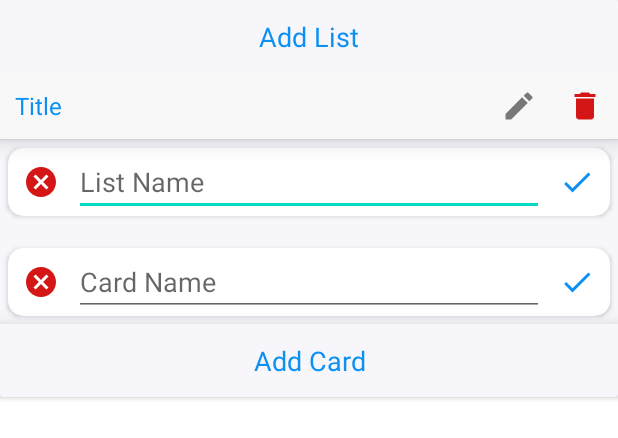
After one commit to shaozam47/TeamUp, an Android app: the layout item_task.xml on its own in the app's theme, with its tools: preview values and no code run, on a phone screen of 412 x 824 dp. The commit adds this screen. Shown: the top 438 px of the screen. Run offline under Robolectric (Android 15) with nearby library versions, the phone set to English and light mode, and no system bars.

Commit message:
Ninth Commit

```diff
--- a/app/src/main/java/com/example/teamup/activities/MainActivity.kt
+++ b/app/src/main/java/com/example/teamup/activities/MainActivity.kt
@@ -60,7 +60,9 @@ class MainActivity : BaseActivity(), NavigationView.OnNavigationItemSelectedList
 
             adapter.setOnClickListener(object: BoardItemAdapter.OnClickListener{
                 override fun onClick(position: Int, model: Board) {
-                    startActivity(Intent(this@MainActivity, TaskListActivity::class.java))
+                    val intent = Intent(this@MainActivity, TaskListActivity::class.java)
+                    intent.putExtra(Constants.DOCUMENT_ID, model.documentID)
+                    startActivity(intent)
                 }
             })
         }
--- a/app/src/main/java/com/example/teamup/activities/TaskListActivity.kt
+++ b/app/src/main/java/com/example/teamup/activities/TaskListActivity.kt
@@ -1,12 +1,55 @@
 package com.example.teamup.activities
 
+import android.content.Intent
 import androidx.appcompat.app.AppCompatActivity
 import android.os.Bundle
+import androidx.recyclerview.widget.LinearLayoutManager
 import com.example.teamup.R
+import com.example.teamup.adapters.TaskListItemAdapter
+import com.example.teamup.firebase.FireStoreClass
+import com.example.teamup.models.Board
+import com.example.teamup.models.Task
+import com.example.teamup.util.Constants
+import kotlinx.android.synthetic.main.activity_my_profile.*
+import kotlinx.android.synthetic.main.activity_task_list.*
 
-class TaskListActivity : AppCompatActivity() {
+class TaskListActivity : BaseActivity() {
     override fun onCreate(savedInstanceState: Bundle?) {
         super.onCreate(savedInstanceState)
         setContentView(R.layout.activity_task_list)
+
+        var boardDocumentId = ""
+        if(intent.hasExtra(Constants.DOCUMENT_ID)) {
+            boardDocumentId = intent.getStringExtra(Constants.DOCUMENT_ID).toString()
+        }
+
+        showProgressDialog("Please Wait")
+        FireStoreClass().getBoardDetails(this@TaskListActivity, boardDocumentId)
+    }
+
+    fun boardDetails(board: Board) {
+        hideProgressDialog()
+        setUpActionBar(board.name)
+
+        val addTaskList = Task("Add List")
+        board.taskList.add(addTaskList)
+
+        rv_task_list.layoutManager = LinearLayoutManager(this, LinearLayoutManager.HORIZONTAL, false)
+        rv_task_list.setHasFixedSize(true)
+
+        val adapter = TaskListItemAdapter(this, board.taskList)
+        rv_task_list.adapter = adapter
+    }
+
+    private fun setUpActionBar(title: String) {
+        setSupportActionBar(toolbar_task_list_activity)
+        val actionBar = supportActionBar
+        if(actionBar!=null) {
+            actionBar.setDisplayHomeAsUpEnabled(true)
+            actionBar.setHomeAsUpIndicator(R.drawable.ic_white_color_back_24dp)
+            actionBar.title = title
+        }
+
+        toolbar_task_list_activity.setNavigationOnClickListener{onBackPressed()}
     }
 }
--- /dev/null
+++ b/app/src/main/java/com/example/teamup/adapters/TaskListItemAdapter.kt
@@ -0,0 +1,53 @@
+package com.example.teamup.adapters
+
+import android.content.Context
+import android.content.res.Resources
+import android.text.Layout
+import android.view.LayoutInflater
+import android.view.View
+import android.view.ViewGroup
+import android.widget.LinearLayout
+import androidx.recyclerview.widget.LinearLayoutManager
+import androidx.recyclerview.widget.RecyclerView
+import com.example.teamup.R
+import com.example.teamup.models.Task
+import kotlinx.android.synthetic.main.item_task.view.*
+
+open class TaskListItemAdapter
+    (private val context: Context, private var list: ArrayList<Task>):
+    RecyclerView.Adapter<RecyclerView.ViewHolder>(){
+    override fun onCreateViewHolder(parent: ViewGroup, viewType: Int): RecyclerView.ViewHolder {
+        val view = LayoutInflater.from(context)
+            .inflate(R.layout.item_task, parent, false)
+        val layoutParams = LinearLayout.LayoutParams(
+            (parent.width*0.7).toInt(), LinearLayout.LayoutParams.WRAP_CONTENT
+        )
+        layoutParams.setMargins((15.toDp()).toPx(), 0, (40.toDp()).toPx(), 0)
+        view.layoutParams = layoutParams
+
+        return MyViewHolder(view)
+    }
+
+    override fun onBindViewHolder(holder: RecyclerView.ViewHolder, position: Int) {
+        val model = list[position]
+        if(holder is MyViewHolder) {
+            if(position==list.size-1) {
+                holder.itemView.tv_add_task_list.visibility = View.VISIBLE
+                holder.itemView.ll_task_list.visibility = View.GONE
+            }
+            else {
+                holder.itemView.tv_add_task_list.visibility = View.GONE
+                holder.itemView.ll_task_list.visibility = View.VISIBLE
+            }
+        }
+    }
+
+    override fun getItemCount(): Int {
+        return list.size
+    }
+
+    private fun Int.toDp(): Int = (this/Resources.getSystem().displayMetrics.density).toInt()
+    private fun Int.toPx(): Int = (this*Resources.getSystem().displayMetrics.density).toInt()
+
+    class MyViewHolder(view: View): RecyclerView.ViewHolder(view)
+}
--- a/app/src/main/java/com/example/teamup/firebase/FireStoreClass.kt
+++ b/app/src/main/java/com/example/teamup/firebase/FireStoreClass.kt
@@ -129,4 +129,19 @@ class FireStoreClass {
                 Log.e(activity.javaClass.simpleName, "Error Updating", e)
             }
     }
+
+    fun getBoardDetails(activity: TaskListActivity, documentId: String) {
+        mFireStore.collection(Constants.BOARDS)
+            .document(documentId)
+            .get()
+            .addOnSuccessListener {
+                    document ->
+                Log.i(activity.javaClass.simpleName, document.toString())
+                activity.boardDetails(document.toObject(Board::class.java)!!)
+            }
+            .addOnFailureListener(){ e->
+                activity.hideProgressDialog()
+                Log.e(activity.javaClass.simpleName, "Error While Creating Board")
+            }
+    }
 }
--- a/app/src/main/java/com/example/teamup/models/Board.kt
+++ b/app/src/main/java/com/example/teamup/models/Board.kt
@@ -9,14 +9,16 @@ data class Board (
     val image: String = "",
     val createdBy: String = "",
     val assignedTo: ArrayList<String> = ArrayList(),
-    var documentID: String = ""
+    var documentID: String = "",
+    var taskList: ArrayList<Task> = ArrayList()
 ): Parcelable {
     constructor(parcel: Parcel): this(
         parcel.readString()!!,
         parcel.readString()!!,
         parcel.readString()!!,
         parcel.createStringArrayList()!!,
-        parcel.readString()!!
+        parcel.readString()!!,
+        parcel.createTypedArrayList(Task.CREATOR)!!
     ) {
 
     }
@@ -27,6 +29,7 @@ data class Board (
         parcel.writeString(createdBy)
         parcel.writeStringList(assignedTo)
         parcel.writeString(documentID)
+        parcel.writeTypedList(taskList)
     }
 
     override fun describeContents(): Int = 0
--- /dev/null
+++ b/app/src/main/java/com/example/teamup/models/Task.kt
@@ -0,0 +1,32 @@
+package com.example.teamup.models
+
+import android.os.Parcel
+import android.os.Parcelable
+
+data class Task(
+    var title: String = "",
+    val createdBy: String = ""
+): Parcelable {
+    constructor(parcel: Parcel) : this(
+        parcel.readString()!!,
+        parcel.readString()!!
+    )
+
+    override fun writeToParcel(parcel: Parcel, flags: Int) = with(parcel){
+        parcel.writeString(title)
+        parcel.writeString(createdBy)
+    }
+
+    override fun describeContents(): Int = 0
+
+    companion object CREATOR : Parcelable.Creator<Task> {
+        override fun createFromParcel(parcel: Parcel): Task {
+            return Task(parcel)
+        }
+
+        override fun newArray(size: Int): Array<Task?> {
+            return arrayOfNulls(size)
+        }
+    }
+
+}
--- a/app/src/main/java/com/example/teamup/util/Constants.kt
+++ b/app/src/main/java/com/example/teamup/util/Constants.kt
@@ -14,6 +14,7 @@ object Constants {
     const val NAME: String = "name"
     const val MOBILE: String = "mobile"
     const val ASSIGNED_TO: String = "assignedTo"
+    const val DOCUMENT_ID: String = "documentId"
     const val READ_STORAGE_PERMISSION_CODE = 1
     const val PICK_IMAGE_REQUEST_CODE = 2
 
--- /dev/null
+++ b/app/src/main/res/drawable/ic_cancel.xml
@@ -0,0 +1,5 @@
+<vector android:height="24dp" android:tint="#D51616"
+    android:viewportHeight="24" android:viewportWidth="24"
+    android:width="24dp" xmlns:android="http://schemas.android.com/apk/res/android">
+    <path android:fillColor="@android:color/white" android:pathData="M12,2C6.47,2 2,6.47 2,12s4.47,10 10,10 10,-4.47 10,-10S17.53,2 12,2zM17,15.59L15.59,17 12,13.41 8.41,17 7,15.59 10.59,12 7,8.41 8.41,7 12,10.59 15.59,7 17,8.41 13.41,12 17,15.59z"/>
+</vector>
--- /dev/null
+++ b/app/src/main/res/drawable/ic_delete.xml
@@ -0,0 +1,5 @@
+<vector android:height="24dp" android:tint="#D51616"
+    android:viewportHeight="24" android:viewportWidth="24"
+    android:width="24dp" xmlns:android="http://schemas.android.com/apk/res/android">
+    <path android:fillColor="@android:color/white" android:pathData="M6,19c0,1.1 0.9,2 2,2h8c1.1,0 2,-0.9 2,-2V7H6v12zM19,4h-3.5l-1,-1h-5l-1,1H5v2h14V4z"/>
+</vector>
--- /dev/null
+++ b/app/src/main/res/drawable/ic_done.xml
@@ -0,0 +1,5 @@
+<vector android:height="24dp" android:tint="#0C90F1"
+    android:viewportHeight="24" android:viewportWidth="24"
+    android:width="24dp" xmlns:android="http://schemas.android.com/apk/res/android">
+    <path android:fillColor="@android:color/white" android:pathData="M9,16.2L4.8,12l-1.4,1.4L9,19 21,7l-1.4,-1.4L9,16.2z"/>
+</vector>
--- /dev/null
+++ b/app/src/main/res/drawable/ic_edit.xml
@@ -0,0 +1,5 @@
+<vector android:height="24dp" android:tint="#797777"
+    android:viewportHeight="24" android:viewportWidth="24"
+    android:width="24dp" xmlns:android="http://schemas.android.com/apk/res/android">
+    <path android:fillColor="@android:color/white" android:pathData="M3,17.25V21h3.75L17.81,9.94l-3.75,-3.75L3,17.25zM20.71,7.04c0.39,-0.39 0.39,-1.02 0,-1.41l-2.34,-2.34c-0.39,-0.39 -1.02,-0.39 -1.41,0l-1.83,1.83 3.75,3.75 1.83,-1.83z"/>
+</vector>
--- a/app/src/main/res/layout/activity_task_list.xml
+++ b/app/src/main/res/layout/activity_task_list.xml
@@ -13,6 +13,7 @@
         android:theme="@style/Theme.AppBarOverlay">
 
         <androidx.appcompat.widget.Toolbar
+            android:id="@+id/toolbar_task_list_activity"
             android:layout_width="match_parent"
             android:layout_height="?attr/actionBarSize"
             android:background="@color/colorPrimary"
--- /dev/null
+++ b/app/src/main/res/layout/item_task.xml
@@ -0,0 +1,229 @@
+<?xml version="1.0" encoding="utf-8"?>
+<androidx.cardview.widget.CardView xmlns:android="http://schemas.android.com/apk/res/android"
+    xmlns:tools="http://schemas.android.com/tools"
+    android:layout_width="match_parent"
+    android:layout_height="wrap_content"
+    xmlns:app="http://schemas.android.com/apk/res-auto"
+    android:elevation="5dp"
+    android:orientation="vertical">
+
+    <LinearLayout
+        android:layout_width="match_parent"
+        android:layout_height="wrap_content"
+        android:orientation="vertical">
+        <TextView
+            android:id="@+id/tv_add_task_list"
+            android:layout_width="match_parent"
+            android:layout_height="wrap_content"
+            android:background="@color/task_list_action_color"
+            android:gravity="center"
+            android:padding="12dp"
+            android:text="Add List"
+            android:textColor="@color/colorAccent"
+            android:textSize="18sp"
+            android:visibility="gone"
+            tools:visibility="visible"/>
+
+        <androidx.cardview.widget.CardView
+            android:id="@+id/cv_add_task_list"
+            android:layout_width="match_parent"
+            android:layout_height="wrap_content"
+            android:layout_margin="5dp"
+            android:elevation="5dp"
+            android:visibility="gone"
+            app:cardCornerRadius="10dp"
+            tools:visbility="visible">
+            <LinearLayout
+                android:layout_width="match_parent"
+                android:layout_height="wrap_content"
+                android:gravity="center"
+                android:orientation="horizontal">
+
+                <ImageButton
+                    android:id="@+id/ib_close_list_name"
+                    android:layout_width="wrap_content"
+                    android:layout_height="wrap_content"
+                    android:background="?attr/selectableItemBackground"
+                    android:contentDescription="Image"
+                    android:padding="10dp"
+                    android:src="@drawable/ic_cancel"/>
+
+                <EditText
+                    android:id="@+id/et_task_list_name"
+                    android:layout_width="0dp"
+                    android:layout_height="wrap_content"
+                    android:layout_weight="1"
+                    android:autofillHints="List Name"
+                    android:hint="List Name"
+                    android:inputType="text"/>
+
+                <ImageButton
+                    android:id="@+id/ib_done_list_name"
+                    android:layout_width="wrap_content"
+                    android:layout_height="wrap_content"
+                    android:background="?attr/selectableItemBackground"
+                    android:contentDescription="Image"
+                    android:padding="10dp"
+                    android:src="@drawable/ic_done"/>
+            </LinearLayout>
+        </androidx.cardview.widget.CardView>
+
+        <LinearLayout
+            android:id="@+id/ll_task_list"
+            android:layout_width="match_parent"
+            android:layout_height="wrap_content"
+            android:background="@color/task_list_action_color"
+            android:gravity="center_vertical"
+            android:orientation="vertical"
+            android:visibility="gone"
+            tools:visibility="visible">
+
+            <LinearLayout
+                android:layout_width="match_parent"
+                android:layout_height="wrap_content"
+                android:background="@color/task_list_title_view_bg_color"
+                android:elevation="10dp"
+                android:gravity="center"
+                android:orientation="horizontal"
+                android:visibility="visible"
+                tools:visibility="visible">
+                <TextView
+                    android:id="@+id/tv_task_list_title"
+                    android:layout_width="0dp"
+                    android:layout_height="wrap_content"
+                    android:layout_weight="1"
+                    android:padding="10dp"
+                    android:textColor="@color/colorPrimary"
+                    android:textSize="16sp"
+                    tools:text="Title" />
+                <ImageButton
+                    android:id="@+id/ib_edit_list_name"
+                    android:layout_width="wrap_content"
+                    android:layout_height="wrap_content"
+                    android:background="?attr/selectableItemBackground"
+                    android:contentDescription="Image"
+                    android:padding="10dp"
+                    android:src="@drawable/ic_edit"/>
+                <ImageButton
+                    android:id="@+id/ib_delete_list"
+                    android:layout_width="wrap_content"
+                    android:layout_height="wrap_content"
+                    android:background="?attr/selectableItemBackground"
+                    android:contentDescription="Image"
+                    android:padding="10dp"
+                    android:src="@drawable/ic_delete"/>
+            </LinearLayout>
+
+            <View
+                android:layout_width="match_parent"
+                android:layout_height="0.5dp"
+                android:background="@color/dividerColor"/>
+
+            <androidx.cardview.widget.CardView
+                android:id="@+id/cv_edit_task_list_name"
+                android:layout_width="match_parent"
+                android:layout_height="wrap_content"
+                android:layout_margin="5dp"
+                android:elevation="5dp"
+                android:visibility="gone"
+                app:cardCornerRadius="10dp"
+                tools:visibility="visible">
+                <LinearLayout
+                    android:layout_width="match_parent"
+                    android:layout_height="wrap_content"
+                    android:gravity="center"
+                    android:orientation="horizontal">
+
+                    <ImageButton
+                        android:id="@+id/ib_close_editable_view"
+                        android:layout_width="wrap_content"
+                        android:layout_height="wrap_content"
+                        android:background="?attr/selectableItemBackground"
+                        android:contentDescription="Image"
+                        android:padding="10dp"
+                        android:src="@drawable/ic_cancel"/>
+
+                    <EditText
+                        android:id="@+id/et_edit_task_list_name"
+                        android:layout_width="0dp"
+                        android:layout_height="wrap_content"
+                        android:layout_weight="1"
+                        android:autofillHints="List Name"
+                        android:hint="List Name"
+                        android:inputType="text"/>
+
+                    <ImageButton
+                        android:id="@+id/ib_done_edit_list_name"
+                        android:layout_width="wrap_content"
+                        android:layout_height="wrap_content"
+                        android:background="?attr/selectableItemBackground"
+                        android:contentDescription="Image"
+                        android:padding="10dp"
+                        android:src="@drawable/ic_done"/>
+                </LinearLayout>
+            </androidx.cardview.widget.CardView>
+
+            <androidx.recyclerview.widget.RecyclerView
+                android:id="@+id/rv_card_list"
+                android:layout_width="match_parent"
+                android:layout_height="wrap_content"
+                android:layout_margin="5dp"/>
+
+            <androidx.cardview.widget.CardView
+                android:id="@+id/cv_add_card"
+                android:layout_width="match_parent"
+                android:layout_height="wrap_content"
+                android:layout_margin="5dp"
+                android:elevation="5dp"
+                android:visibility="gone"
+                app:cardCornerRadius="10dp"
+                tools:visibility="visible">
+                <LinearLayout
+                    android:layout_width="match_parent"
+                    android:layout_height="match_parent"
+                    android:gravity="center"
+                    android:orientation="horizontal">
+                    <ImageButton
+                        android:id="@+id/ib_close_card_name"
+                        android:layout_width="wrap_content"
+                        android:layout_height="wrap_content"
+                        android:background="?attr/selectableItemBackground"
+                        android:contentDescription="Image"
+                        android:padding="10dp"
+                        android:src="@drawable/ic_cancel"/>
+
+                    <EditText
+                        android:id="@+id/et_card_name"
+                        android:layout_width="0dp"
+                        android:layout_height="wrap_content"
+                        android:layout_weight="1"
+                        android:autofillHints="Card Name"
+                        android:hint="Card Name"
+                        android:inputType="text"/>
+
+                    <ImageButton
+                        android:id="@+id/ib_done_card_name"
+                        android:layout_width="wrap_content"
+                        android:layout_height="wrap_content"
+                        android:background="?attr/selectableItemBackground"
+                        android:contentDescription="Image"
+                        android:padding="10dp"
+                        android:src="@drawable/ic_done"/>
+
+                </LinearLayout>
+            </androidx.cardview.widget.CardView>
+
+            <TextView
+                android:layout_width="match_parent"
+                android:layout_height="wrap_content"
+                android:background="@color/task_list_action_color"
+                android:elevation="10dp"
+                android:gravity="center"
+                android:padding="12dp"
+                android:text="Add Card"
+                android:textColor="@color/colorAccent"
+                android:textSize="18sp"
+                tools:visibility="visible"/>
+        </LinearLayout>
+    </LinearLayout>
+</androidx.cardview.widget.CardView>
--- a/app/src/main/res/values/colors.xml
+++ b/app/src/main/res/values/colors.xml
@@ -14,4 +14,6 @@
     <color name="secondaryTextColor">#7A8089</color>>
     <color name="snackBarColor">#F24600</color>
     <color name="dividerColor">#EAEAEA</color>
+    <color name="task_list_action_color">#F7F6FA</color>
+    <color name="task_list_title_view_bg_color">#F8F8F8</color>
 </resources>
```
